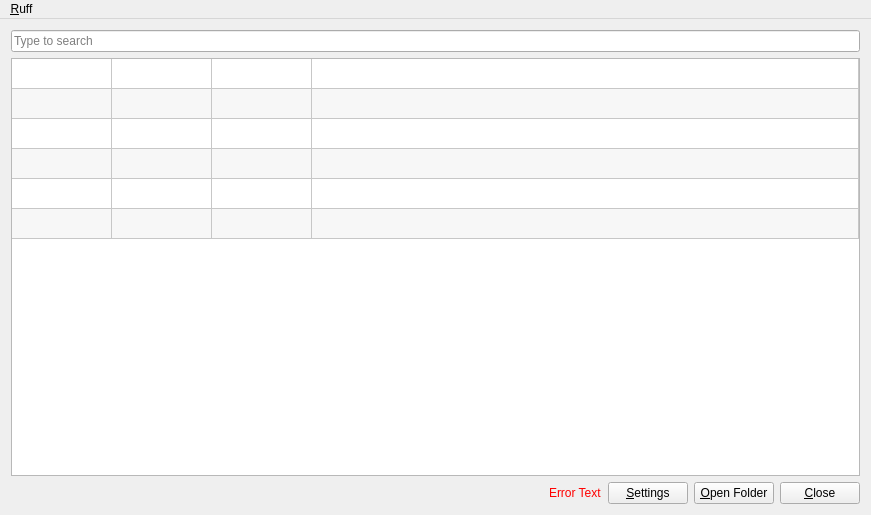
Old version of the form mainwindow.ui in the repository andrewrk/ruff.
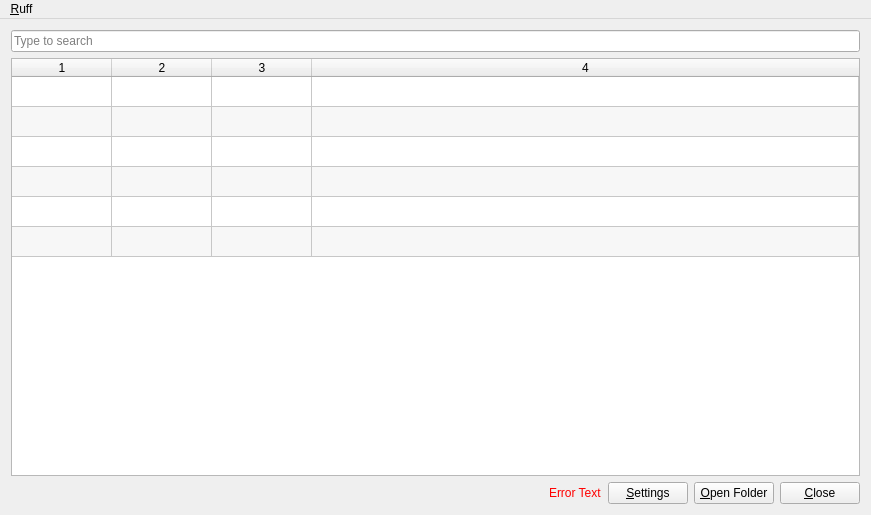
New version of the form. Icons and pictures are not drawn.

```diff
--- a/mainwindow.ui
+++ b/mainwindow.ui
@@ -65,7 +65,7 @@
        <number>4</number>
       </property>
       <attribute name="horizontalHeaderVisible">
-       <bool>false</bool>
+       <bool>true</bool>
       </attribute>
       <attribute name="horizontalHeaderStretchLastSection">
        <bool>true</bool>
```
